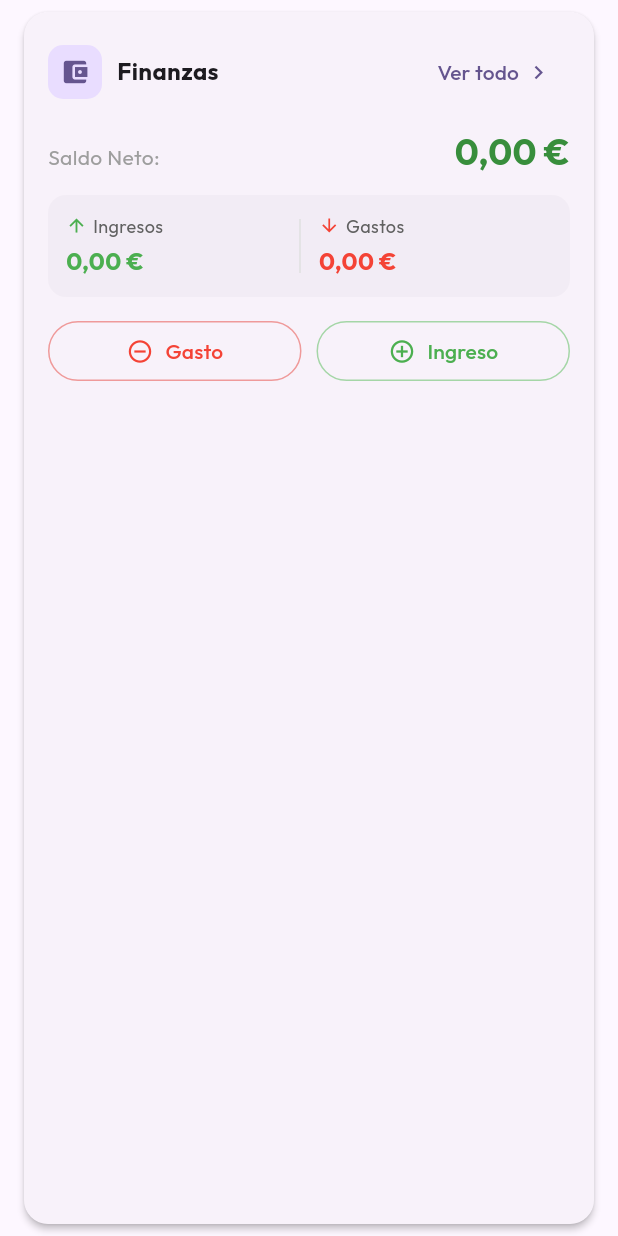
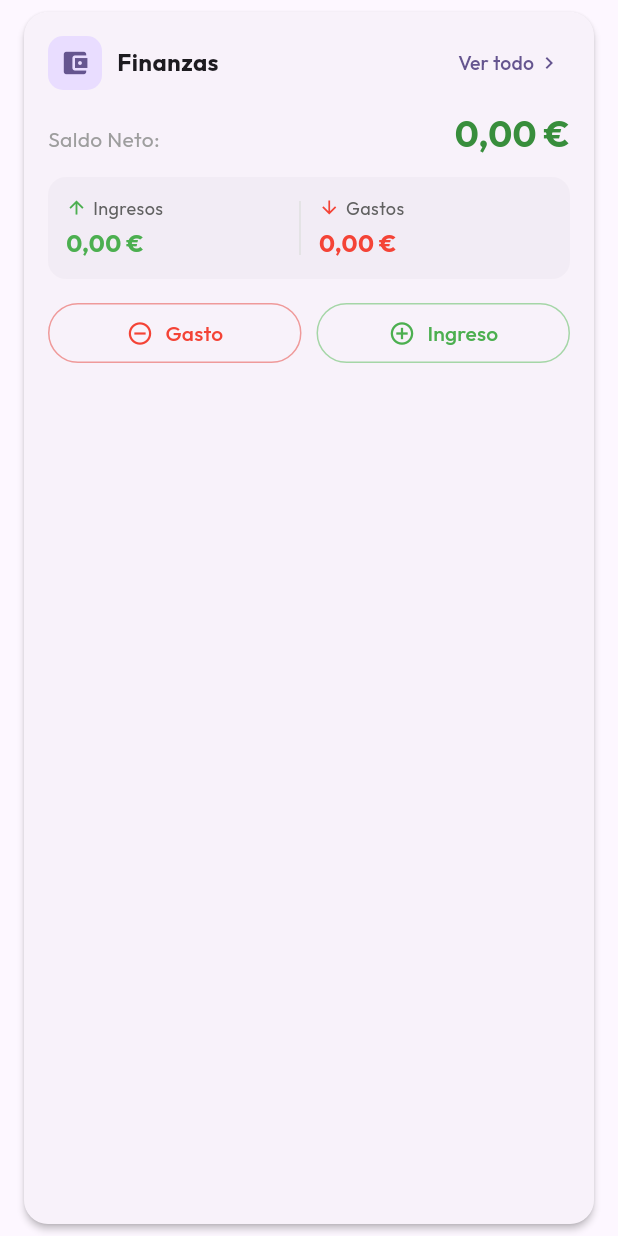
Before and after one commit to webPMI/Aura-list, a Flutter app: the FinancialSummaryCard widget shown alone on an empty page, opened directly, on a phone screen of 412 x 824 dp. Run offline on Flutter 3.47's test engine with Material 3 defaults, Android fonts, the phone set to English and light mode, and no system bars; our stand-ins replace cloud_firestore, connectivity_plus, firebase_auth, firebase_core, firebase_crashlytics, firebase_remote_config and 11 more; missing offline and left inert: encrypt; accounts and stored records are empty.

Commit message:
fix(dashboard): apply compact material tap target and padding to eliminate header overflow in FinancialSummaryCard

```diff
--- a/lib/widgets/dashboard/financial_summary_card.dart
+++ b/lib/widgets/dashboard/financial_summary_card.dart
@@ -65,6 +65,11 @@ class FinancialSummaryCard extends ConsumerWidget {
                   ),
                 ),
                 TextButton(
+                  style: TextButton.styleFrom(
+                    padding: const EdgeInsets.symmetric(horizontal: 6, vertical: 2),
+                    minimumSize: Size.zero,
+                    tapTargetSize: MaterialTapTargetSize.shrinkWrap,
+                  ),
                   onPressed: () {
                     ref
                         .read(navigationHistoryProvider.notifier)
@@ -73,9 +78,9 @@ class FinancialSummaryCard extends ConsumerWidget {
                   child: const Row(
                     mainAxisSize: MainAxisSize.min,
                     children: [
-                      Text('Ver todo'),
-                      SizedBox(width: 4),
-                      Icon(Icons.chevron_right, size: 18),
+                      Text('Ver todo', style: TextStyle(fontSize: 13)),
+                      SizedBox(width: 2),
+                      Icon(Icons.chevron_right, size: 16),
                     ],
                   ),
                 ),
```
Also changed, not shown: 2 other files.
